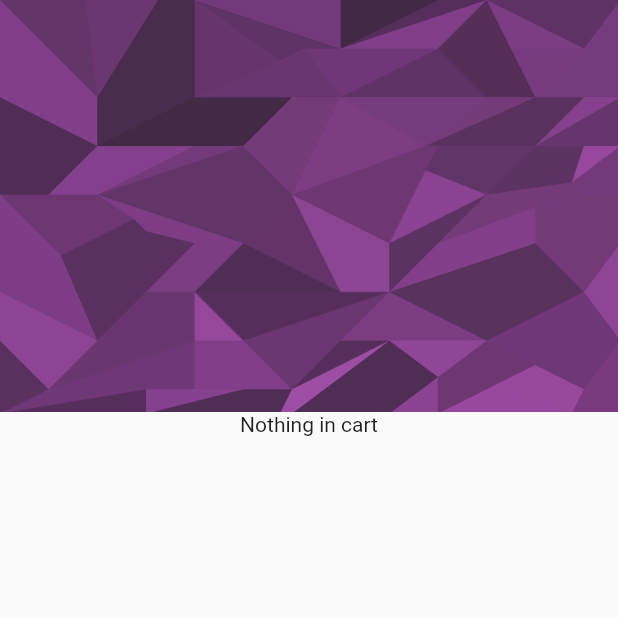
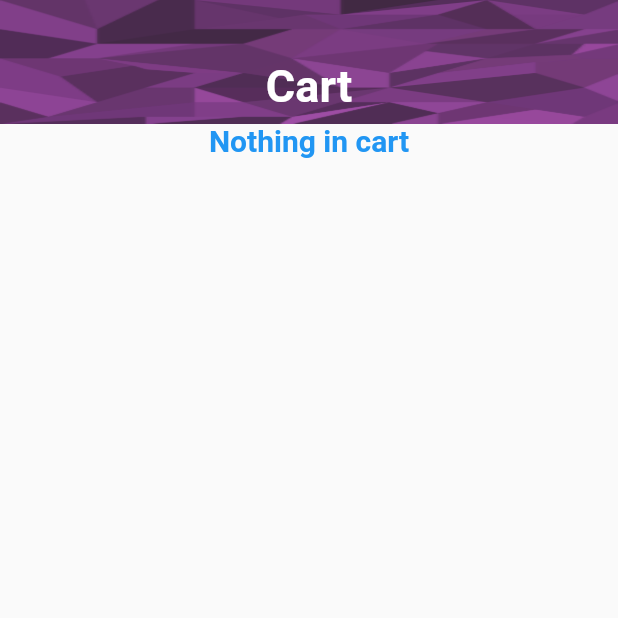
Before and after one commit to RishabhSaini619/RishabhSaini619-a015_fvd, a Flutter app: the CartScreen screen opened directly, on a phone screen of 412 x 824 dp, the top half of it. Run offline on Flutter 3.47's test engine with Material 2 defaults, Android fonts, the light colour scheme and no system bars; our stand-ins replace badges, card_swiper, cloud_firestore, firebase_auth, firebase_core, firebase_storage and 4 more; accounts and stored records are empty.

Commit message:
user screen ui complete

```diff
--- a/lib/screen/screen_auth/screen_user_login/screen_user_login_components.dart
+++ b/lib/screen/screen_auth/screen_user_login/screen_user_login_components.dart
@@ -219,6 +219,7 @@ class _UserLoginButtonsState extends State<UserLoginButtons> {
           children: [
             InkWell(
               onTap: () {
+                print("Login button pressed");
                 ValidateUser();
               },
               child: Container(
--- a/lib/screen/screen_auth/screen_user_register/screen_user_register_components.dart
+++ b/lib/screen/screen_auth/screen_user_register/screen_user_register_components.dart
@@ -256,6 +256,7 @@ class _UserRegisterButtonsState extends State<UserRegisterButtons> {
           children: [
             InkWell(
               onTap: () {
+                print("Register button pressed");
                 ValidateUserEntry();
               },
               child: Container(
--- a/lib/screen/screen_cart/screen_cart.dart
+++ b/lib/screen/screen_cart/screen_cart.dart
@@ -37,7 +37,7 @@ class _CartScreenState extends State<CartScreen>
           child: Column(
             mainAxisAlignment: MainAxisAlignment.center,
             children: [
-              CartScreenAppBarImage(),
+              CartScreenAppBar(),
               CartScreenProduct(),
               CartScreenProductPrice(),
               CartScreenProductBuyNow(),
--- a/lib/screen/screen_cart/screen_cart_components.dart
+++ b/lib/screen/screen_cart/screen_cart_components.dart
@@ -2,16 +2,49 @@ import 'package:a015_fresh_basket/global/global_firebase.dart';
 import 'package:a015_fresh_basket/global/global_variable.dart';
 import 'package:a015_fresh_basket/screen/screen_inner/inner_screen_product_detail_view/inner_screen_product_detail_view_components.dart';
 import 'package:a015_fresh_basket/screen/screen_inner/widget_product_item.dart';
+import 'package:a015_fresh_basket/widget/widget_text_widget.dart';
 import 'package:flutter/material.dart';
 import 'package:flutter_screenutil/flutter_screenutil.dart';
 import 'package:intl/intl.dart';
 
-class CartScreenAppBarImage extends StatelessWidget {
+class CartScreenAppBar extends StatelessWidget {
+  @override
+  Widget build(BuildContext context) {
+    return Stack(
+      children: [
+        CartScreenImage(),
+        CartScreenMessage(),
+      ],
+    );
+  }
+}
+
+class CartScreenImage extends StatelessWidget {
   @override
   Widget build(BuildContext context) {
     return Image(
-      fit: BoxFit.fitHeight,
+      height: MediaQuery.of(context).size.height * 0.1,
+      width: MediaQuery.of(context).size.width,
+      fit: BoxFit.fill,
       image: AssetImage('assets/appbar/cart.png'),
+    );
+  }
+}
+
+class CartScreenMessage extends StatelessWidget {
+  @override
+  Widget build(BuildContext context) {
+    return Padding(
+      padding: const EdgeInsets.only(top: 40),
+      child: Center(
+        child: TextWidget(
+          tText: 'Cart',
+          tCenter: true,
+          tSize: 30,
+          tTitle: true,
+          tColor: Colors.white,
+        ),
+      ),
     );
   }
 }
@@ -19,8 +52,15 @@ class CartScreenAppBarImage extends StatelessWidget {
 class CartScreenProduct extends StatelessWidget {
   @override
   Widget build(BuildContext context) {
+    ThemeData themeData = Theme.of(context);
     return cartItems.length < 1
-        ? Text("Nothing in cart")
+        ? TextWidget(
+            tText: "Nothing in cart",
+            tTitle: true,
+            tSize: 20,
+            tCenter: true,
+            tColor: themeData.colorScheme.primary,
+          )
         : Expanded(
             child: ListView.separated(
               separatorBuilder: (context, index) => Divider(),
--- a/lib/screen/screen_categories/screen_categories_components.dart
+++ b/lib/screen/screen_categories/screen_categories_components.dart
@@ -23,7 +23,7 @@ class CategoriesScreenImage extends StatelessWidget {
   @override
   Widget build(BuildContext context) {
     return Image(
-      height: MediaQuery.of(context).size.height * 0.175,
+      height: MediaQuery.of(context).size.height * 0.1,
       width: MediaQuery.of(context).size.width,
       fit: BoxFit.fill,
       image: AssetImage('assets/appbar/categories.png'),
@@ -35,12 +35,12 @@ class CategoriesScreenMessage extends StatelessWidget {
   @override
   Widget build(BuildContext context) {
     return Padding(
-      padding: const EdgeInsets.only(top: 60),
+      padding: const EdgeInsets.only(top: 40),
       child: Center(
         child: TextWidget(
           tText: 'Categories',
           tCenter: true,
-          tSize: 45,
+          tSize: 30,
           tTitle: true,
           tColor: Colors.white,
         ),
--- a/lib/screen/screen_navigatin_bar/screen_nav.dart
+++ b/lib/screen/screen_navigatin_bar/screen_nav.dart
@@ -17,7 +17,7 @@ class NavigationBarScreen extends StatefulWidget {
 
 class _NavigationBarState extends State<NavigationBarScreen>
     with SingleTickerProviderStateMixin {
-  int selectedScreenIndex = 0;
+  int selectedScreenIndex = 2;
   final List<Map<String, dynamic>> NavigationScreen = [
     {'screen': SearchScreen(), 'title': 'Search'},
     {'screen': CategoriesScreen(), 'title': 'Categories'},
```
Also changed, not shown: lib/screen/screen_auth/widget_user_exit/widget_user_exit.dart (+32 -12 lines), lib/screen/screen_search/screen_search_components.dart (+3 -7 lines), lib/screen/screen_user/screen_user_profile.dart (+29 -11 lines), lib/screen/screen_user/screen_user_profile_components.dart (+23 -12 lines).
